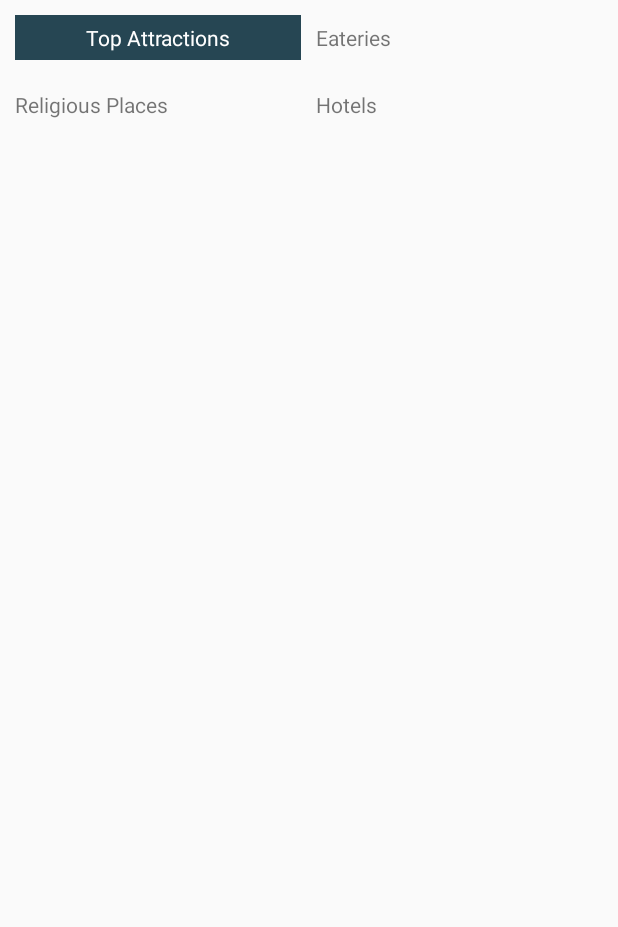
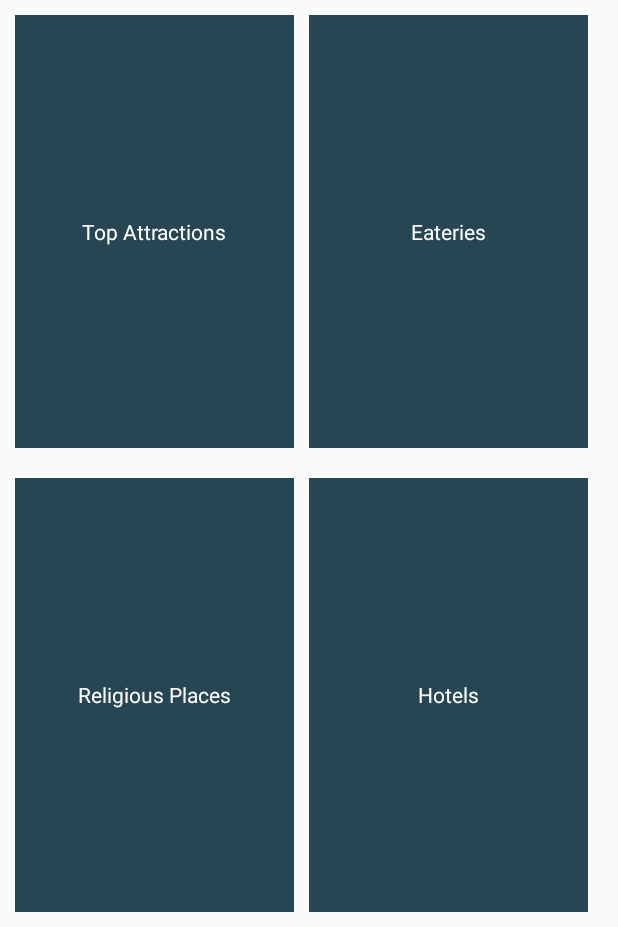
Before and after one commit to kanupriya-ishu/android_projects, an Android app: the screen it shows after launch (MainActivity), on a phone screen of 412 x 824 dp, the part 309-1236 px from its top. Run offline under Robolectric (Android 15) with nearby library versions, the phone set to English and light mode, and no system bars.

Commit message:
Layout update

```diff
--- a/TourGuide/app/src/main/res/layout/activity_main.xml
+++ b/TourGuide/app/src/main/res/layout/activity_main.xml
@@ -36,11 +36,11 @@
 
     <LinearLayout
         android:layout_width="match_parent"
-        android:layout_height="wrap_content"
+        android:layout_height="fill_parent"
         android:orientation="vertical">
 
         <LinearLayout
-            android:layout_width="match_parent"
+            android:layout_width="fill_parent"
             android:layout_height="0dp"
             android:layout_weight="1"
             android:layout_marginTop="10dp"
@@ -51,20 +51,26 @@
 
             <TextView
                 android:layout_width="0dp"
-                android:layout_height="wrap_content"
+                android:layout_height="fill_parent"
                 android:layout_weight="1"
                 android:layout_marginRight="10dp"
                 android:background="#264653"
                 android:textColor="#ffffff"
                 android:paddingTop="5dp"
                 android:paddingBottom="5dp"
-                android:gravity="center_horizontal"
+                android:gravity="center"
                 android:text="Top Attractions"/>
 
             <TextView
                 android:layout_width="0dp"
-                android:layout_height="wrap_content"
+                android:layout_height="fill_parent"
                 android:layout_weight="1"
+                android:layout_marginRight="10dp"
+                android:background="#264653"
+                android:textColor="#ffffff"
+                android:paddingTop="5dp"
+                android:paddingBottom="5dp"
+                android:gravity="center"
                 android:text="Eateries"/>
 
         </LinearLayout>
@@ -81,16 +87,27 @@
 
             <TextView
                 android:layout_width="0dp"
-                android:layout_height="wrap_content"
+                android:layout_height="fill_parent"
                 android:layout_weight="1"
                 android:layout_marginRight="10dp"
+                android:background="#264653"
+                android:textColor="#ffffff"
+                android:paddingTop="5dp"
+                android:paddingBottom="5dp"
+                android:gravity="center"
                 android:text="Religious Places"
                 />
 
             <TextView
                 android:layout_width="0dp"
-                android:layout_height="wrap_content"
+                android:layout_height="fill_parent"
                 android:layout_weight="1"
+                android:layout_marginRight="10dp"
+                android:background="#264653"
+                android:textColor="#ffffff"
+                android:paddingTop="5dp"
+                android:paddingBottom="5dp"
+                android:gravity="center"
                 android:text="Hotels"/>
 
         </LinearLayout>
```
